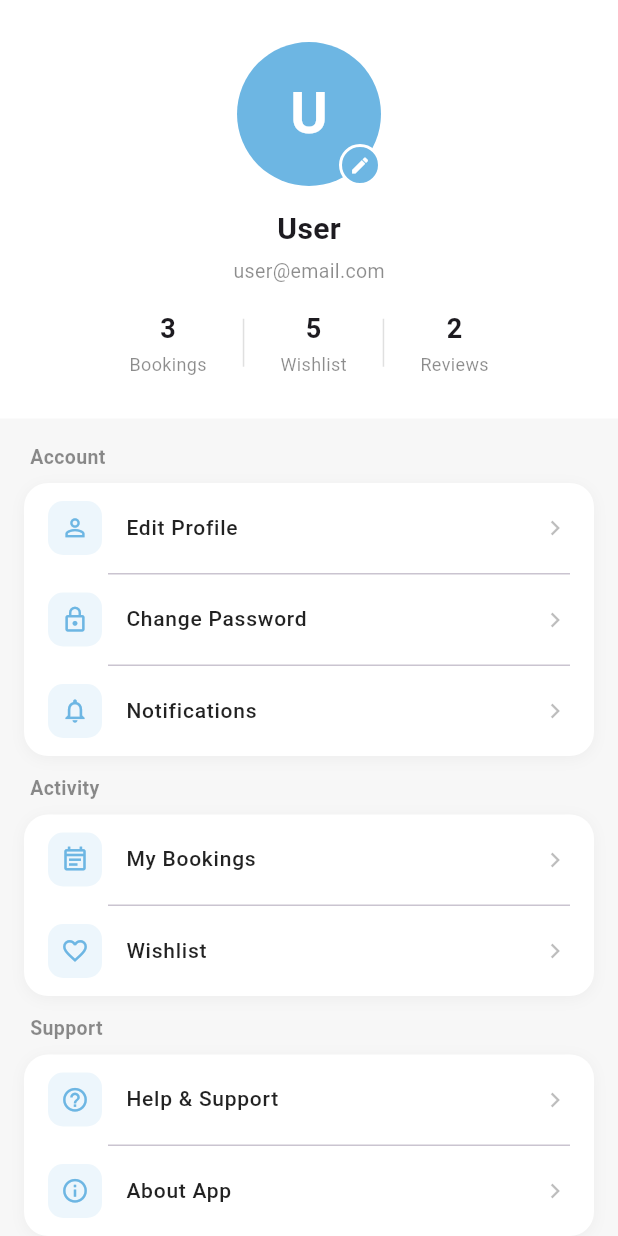
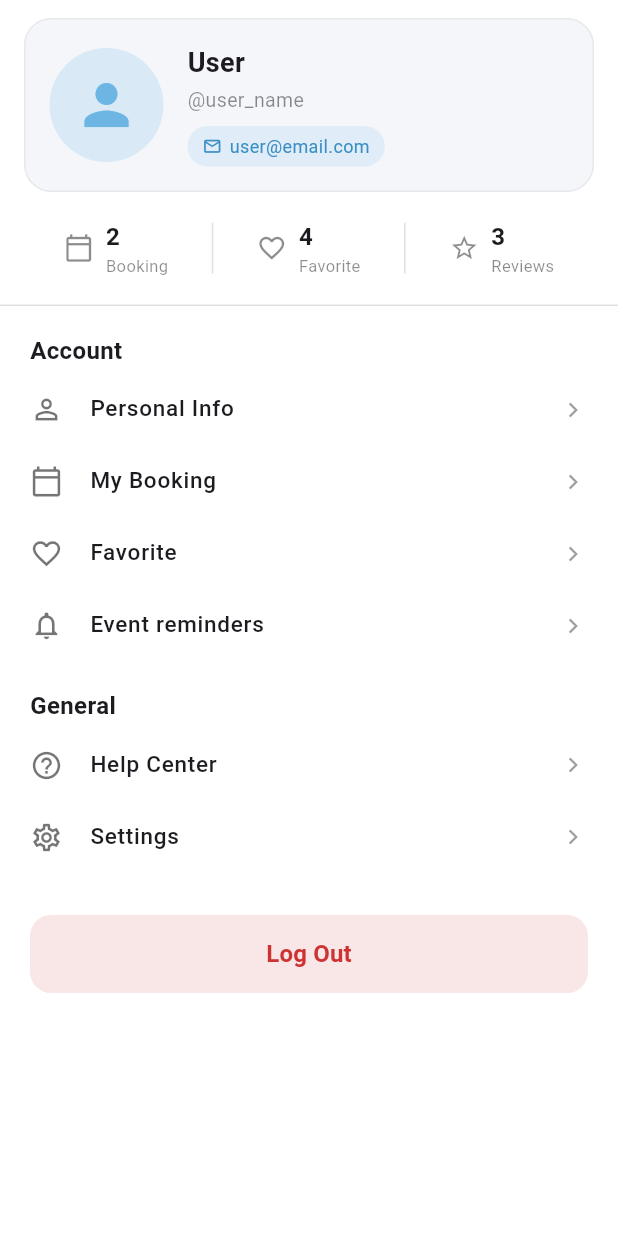
Before and after one commit to Nazlanyusuf/Final_Project_MHS_Group11, a Flutter app: the ProfilePage screen opened directly, on a phone screen of 412 x 824 dp. Run offline on Flutter 3.47's test engine with Material 3 defaults, Android fonts, the phone set to English and light mode, and no system bars; our stand-ins replace shared_preferences; accounts and stored records are empty; Roboto replaces fonts that are missing (Poppins).

Commit message:
Updated Profile Page

```diff
--- a/lib/profile_page.dart
+++ b/lib/profile_page.dart
@@ -1,129 +1,173 @@
 import 'package:flutter/material.dart';
 import 'login/login_page.dart';
 import 'serivces/auth_service.dart';
+import 'personal_info_page.dart';
 
 class ProfilePage extends StatelessWidget {
   const ProfilePage({super.key});
 
+  static const _coral = Color(0xFFCC3333);
   static const _blue = Color(0xFF6DB6E3);
 
   @override
   Widget build(BuildContext context) {
     return Scaffold(
-      backgroundColor: const Color(0xFFF7F7F7),
+      backgroundColor: Colors.white,
       body: SafeArea(
         child: SingleChildScrollView(
           child: Column(
+            crossAxisAlignment: CrossAxisAlignment.start,
             children: [
-              // Profile header card
+              const SizedBox(height: 12),
+
+              // ── Profile card ─────────────────────────────────
+              Padding(
+                padding: const EdgeInsets.symmetric(horizontal: 16),
+                child: Container(
+                  padding: const EdgeInsets.all(16),
+                  decoration: BoxDecoration(
+                    color: const Color(0xFFF4F6FA),
+                    borderRadius: BorderRadius.circular(18),
+                    border: Border.all(color: Colors.black.withOpacity(0.06)),
+                  ),
+                  child: Row(
+                    children: [
+                      // Avatar
+                      CircleAvatar(
+                        radius: 38,
+                        backgroundColor: _blue.withOpacity(0.2),
+                        child: const Icon(Icons.person,
+                            size: 44, color: _blue),
+                      ),
+                      const SizedBox(width: 16),
+                      // Info
+                      Expanded(
+                        child: Column(
+                          crossAxisAlignment: CrossAxisAlignment.start,
+                          children: [
+                            const Text(
+                              'User',
+                              style: TextStyle(
+                                  fontSize: 18,
+                                  fontWeight: FontWeight.w700),
+                            ),
+                            const SizedBox(height: 2),
+                            const Text(
+                              '@user_name',
+                              style: TextStyle(
+                                  fontSize: 13, color: Colors.black45),
+                            ),
+                            const SizedBox(height: 8),
                             Container(
-                width: double.infinity,
-                color: Colors.white,
-                padding: const EdgeInsets.fromLTRB(20, 28, 20, 28),
-                child: Column(
+                              padding: const EdgeInsets.symmetric(
+                                  horizontal: 10, vertical: 5),
+                              decoration: BoxDecoration(
+                                color: _blue.withOpacity(0.15),
+                                borderRadius: BorderRadius.circular(20),
+                              ),
+                              child: const Row(
+                                mainAxisSize: MainAxisSize.min,
                                 children: [
-                    Stack(
-                      children: [
-                        const CircleAvatar(
-                          radius: 48,
-                          backgroundColor: _blue,
+                                  Icon(Icons.email_outlined,
+                                      size: 13, color: Color(0xFF3A8FC4)),
+                                  SizedBox(width: 5),
+                                  Flexible(
                                     child: Text(
-                            'U',
+                                      'user@email.com',
                                       style: TextStyle(
-                                fontSize: 38,
-                                color: Colors.white,
-                                fontWeight: FontWeight.bold),
-                          ),
-                        ),
-                        Positioned(
-                          bottom: 0,
-                          right: 0,
-                          child: Container(
-                            width: 28,
-                            height: 28,
-                            decoration: BoxDecoration(
-                              color: _blue,
-                              shape: BoxShape.circle,
-                              border: Border.all(
-                                  color: Colors.white, width: 2),
-                            ),
-                            child: const Icon(Icons.edit,
-                                size: 14, color: Colors.white),
+                                          fontSize: 12,
+                                          color: Color(0xFF3A8FC4)),
+                                      overflow: TextOverflow.ellipsis,
                                     ),
                                   ),
                                 ],
                               ),
-                    const SizedBox(height: 14),
-                    const Text(
-                      'User',
-                      style: TextStyle(
-                          fontSize: 20, fontWeight: FontWeight.w700),
-                    ),
-                    const SizedBox(height: 4),
-                    const Text(
-                      'user@email.com',
-                      style: TextStyle(fontSize: 13, color: Colors.black45),
-                    ),
-                    const SizedBox(height: 16),
-                    // Stats row
-                    Row(
-                      mainAxisAlignment: MainAxisAlignment.center,
-                      children: [
-                        _buildStat('3', 'Bookings'),
-                        Container(
-                            width: 1,
-                            height: 32,
-                            color: Colors.black12,
-                            margin: const EdgeInsets.symmetric(
-                                horizontal: 24)),
-                        _buildStat('5', 'Wishlist'),
-                        Container(
-                            width: 1,
-                            height: 32,
-                            color: Colors.black12,
-                            margin: const EdgeInsets.symmetric(
-                                horizontal: 24)),
-                        _buildStat('2', 'Reviews'),
-                      ],
                             ),
                           ],
                         ),
                       ),
+                    ],
+                  ),
+                ),
+              ),
 
-              const SizedBox(height: 16),
+              // ── Stats row ────────────────────────────────────
+              Padding(
+                padding: const EdgeInsets.symmetric(
+                    horizontal: 28, vertical: 18),
+                child: Row(
+                  mainAxisAlignment: MainAxisAlignment.spaceAround,
+                  children: [
+                    _stat(Icons.calendar_today_outlined, '2', 'Booking'),
+                    Container(width: 1, height: 34, color: Colors.black12),
+                    _stat(Icons.favorite_border, '4', 'Favorite'),
+                    Container(width: 1, height: 34, color: Colors.black12),
+                    _stat(Icons.star_border_outlined, '3', 'Reviews'),
+                  ],
+                ),
+              ),
 
-              // Account section
-              _section('Account', [
-                _item(Icons.person_outline, 'Edit Profile', onTap: () {}),
-                _item(Icons.lock_outline, 'Change Password', onTap: () {}),
-                _item(Icons.notifications_none, 'Notifications',
-                    onTap: () {}),
-              ]),
+              const Divider(height: 1, color: Colors.black12),
+              const SizedBox(height: 18),
 
-              const SizedBox(height: 12),
+              // ── Account section ──────────────────────────────
+              _sectionHeader('Account'),
+              _menuItem(
+                context,
+                Icons.person_outline,
+                'Personal Info',
+                onTap: () => Navigator.push(
+                  context,
+                  MaterialPageRoute(
+                      builder: (_) => const PersonalInfoPage()),
+                ),
+              ),
+              _menuItem(
+                context,
+                Icons.calendar_today_outlined,
+                'My Booking',
+                onTap: () {},
+              ),
+              _menuItem(
+                context,
+                Icons.favorite_border,
+                'Favorite',
+                onTap: () {},
+              ),
+              _menuItem(
+                context,
+                Icons.notifications_none_outlined,
+                'Event reminders',
+                onTap: () {},
+              ),
 
-              // Activity section
-              _section('Activity', [
-                _item(Icons.event_note_outlined, 'My Bookings',
-                    onTap: () {}),
-                _item(Icons.favorite_border, 'Wishlist', onTap: () {}),
-              ]),
+              const SizedBox(height: 18),
 
-              const SizedBox(height: 12),
+              // ── General section ──────────────────────────────
+              _sectionHeader('General'),
+              _menuItem(
+                context,
+                Icons.help_outline,
+                'Help Center',
+                onTap: () {},
+              ),
+              _menuItem(
+                context,
+                Icons.settings_outlined,
+                'Settings',
+                onTap: () {},
+              ),
 
-              // Support section
-              _section('Support', [
-                _item(Icons.help_outline, 'Help & Support', onTap: () {}),
-                _item(Icons.info_outline, 'About App', onTap: () {}),
-              ]),
+              const SizedBox(height: 28),
 
-              const SizedBox(height: 12),
-
-              // Logout
-              _section('', [
-                _item(Icons.logout, 'Logout',
-                    color: Colors.red,
-                    onTap: () async {
+              // ── Log Out button ───────────────────────────────
+              Padding(
+                padding: const EdgeInsets.symmetric(horizontal: 20),
+                child: SizedBox(
+                  width: double.infinity,
+                  height: 52,
+                  child: ElevatedButton(
+                    onPressed: () async {
                       await AuthService.logout();
                       if (context.mounted) {
                         Navigator.pushAndRemoveUntil(
@@ -133,10 +177,24 @@ class ProfilePage extends StatelessWidget {
                           (_) => false,
                         );
                       }
-                    }),
-              ]),
+                    },
+                    style: ElevatedButton.styleFrom(
+                      backgroundColor: _coral.withOpacity(0.12),
+                      foregroundColor: _coral,
+                      elevation: 0,
+                      shape: RoundedRectangleBorder(
+                          borderRadius: BorderRadius.circular(14)),
+                    ),
+                    child: const Text(
+                      'Log Out',
+                      style: TextStyle(
+                          fontSize: 16, fontWeight: FontWeight.w700),
+                    ),
+                  ),
+                ),
+              ),
 
-              const SizedBox(height: 30),
+              const SizedBox(height: 36),
             ],
           ),
         ),
@@ -144,96 +202,55 @@ class ProfilePage extends StatelessWidget {
     );
   }
 
-  Widget _buildStat(String value, String label) {
-    return Column(
+  Widget _stat(IconData icon, String value, String label) {
+    return Row(
+      children: [
+        Icon(icon, size: 20, color: Colors.black45),
+        const SizedBox(width: 8),
+        Column(
+          crossAxisAlignment: CrossAxisAlignment.start,
           children: [
             Text(value,
                 style: const TextStyle(
-                fontSize: 18, fontWeight: FontWeight.w700)),
-        const SizedBox(height: 2),
+                    fontSize: 16, fontWeight: FontWeight.w700)),
             Text(label,
-            style:
-                const TextStyle(fontSize: 12, color: Colors.black45)),
+                style: const TextStyle(
+                    fontSize: 11, color: Colors.black45)),
+          ],
+        ),
       ],
     );
   }
 
-  Widget _section(String title, List<Widget> items) {
+  Widget _sectionHeader(String title) {
     return Padding(
-      padding: const EdgeInsets.symmetric(horizontal: 16),
-      child: Column(
-        crossAxisAlignment: CrossAxisAlignment.start,
-        children: [
-          if (title.isNotEmpty) ...[
-            Padding(
-              padding: const EdgeInsets.only(left: 4, bottom: 8),
+      padding: const EdgeInsets.fromLTRB(20, 0, 20, 4),
       child: Text(
         title,
-                style: const TextStyle(
-                    fontSize: 13,
-                    fontWeight: FontWeight.w600,
-                    color: Colors.black45),
-              ),
-            ),
-          ],
-          Container(
-            decoration: BoxDecoration(
-              color: Colors.white,
-              borderRadius: BorderRadius.circular(16),
-              boxShadow: [
-                BoxShadow(
-                  color: Colors.black.withOpacity(0.04),
-                  blurRadius: 8,
-                  offset: const Offset(0, 2),
-                ),
-              ],
-            ),
-            child: Column(
-              children: List.generate(items.length, (i) {
-                return Column(
-                  children: [
-                    items[i],
-                    if (i < items.length - 1)
-                      const Divider(
-                          height: 1, indent: 56, endIndent: 16),
-                  ],
-                );
-              }),
-            ),
-          ),
-        ],
+        style: const TextStyle(fontSize: 16, fontWeight: FontWeight.w700),
       ),
     );
   }
 
-  Widget _item(IconData icon, String title,
-      {Color? color, required VoidCallback onTap}) {
-    final c = color ?? _blue;
+  Widget _menuItem(
+    BuildContext context,
+    IconData icon,
+    String title, {
+    required VoidCallback onTap,
+  }) {
     return ListTile(
       onTap: onTap,
-      leading: Container(
-        width: 36,
-        height: 36,
-        decoration: BoxDecoration(
-          color: c.withOpacity(0.12),
-          borderRadius: BorderRadius.circular(10),
-        ),
-        child: Icon(icon, size: 19, color: c),
-      ),
+      contentPadding:
+          const EdgeInsets.symmetric(horizontal: 20, vertical: 0),
+      leading: Icon(icon, size: 22, color: Colors.black54),
       title: Text(
         title,
-        style: TextStyle(
-            fontSize: 14,
-            fontWeight: FontWeight.w500,
-            color: color ?? Colors.black87),
+        style: const TextStyle(fontSize: 15, fontWeight: FontWeight.w500),
       ),
-      trailing: color == null
-          ? const Icon(Icons.chevron_right,
-              color: Colors.black26, size: 20)
-          : null,
-      contentPadding:
-          const EdgeInsets.symmetric(horizontal: 16, vertical: 2),
-      minLeadingWidth: 0,
+      trailing: const Icon(Icons.chevron_right,
+          color: Colors.black38, size: 20),
+      minLeadingWidth: 24,
+      dense: true,
     );
   }
 }
```
Lines whose indentation alone changed are shown as unchanged.
